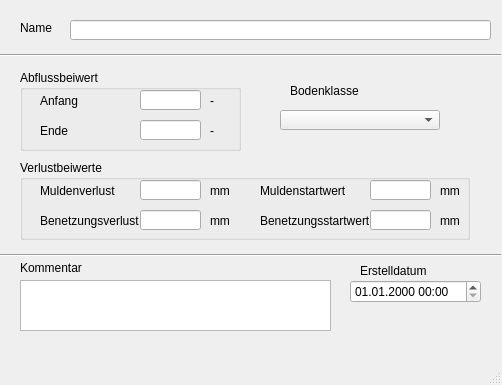
hoettges/QKan, file qkan/forms/qkan_abflussparameter.ui: the form before one commit.
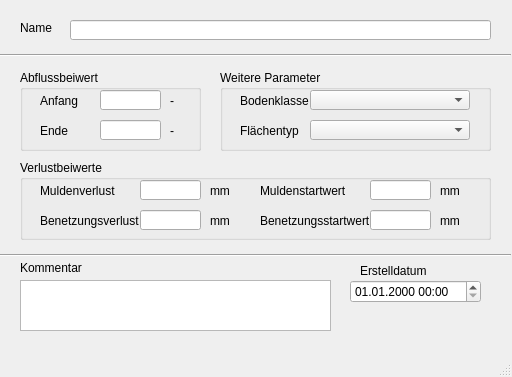
The form after the commit. Custom widgets are drawn as their Qt base class.

What changed in the file:
```diff
--- a/qkan/forms/qkan_abflussparameter.ui
+++ b/qkan/forms/qkan_abflussparameter.ui
@@ -6,8 +6,8 @@
    <rect>
     <x>0</x>
     <y>0</y>
-    <width>502</width>
-    <height>385</height>
+    <width>512</width>
+    <height>377</height>
    </rect>
   </property>
   <property name="font">
@@ -50,7 +50,7 @@
      <rect>
       <x>0</x>
       <y>40</y>
-      <width>501</width>
+      <width>511</width>
       <height>31</height>
      </rect>
     </property>
@@ -107,44 +107,12 @@
      <string>dd.MM.yyyy HH:mm</string>
     </property>
    </widget>
-   <widget class="QComboBox" name="bodenklasse">
-    <property name="geometry">
-     <rect>
-      <x>280</x>
-      <y>110</y>
-      <width>160</width>
-      <height>20</height>
-     </rect>
-    </property>
-    <property name="toolTip">
-     <string>Bodenklasse. Muss bei befestigten Flächen leer sein.</string>
-    </property>
-    <property name="statusTip">
-     <string>Bodenklasse. Muss bei befestigten Flächen leer sein.</string>
-    </property>
-    <property name="accessibleName">
-     <string>bodenklasse</string>
-    </property>
-   </widget>
-   <widget class="QLabel" name="label_18">
-    <property name="geometry">
-     <rect>
-      <x>290</x>
-      <y>80</y>
-      <width>71</width>
-      <height>21</height>
-     </rect>
-    </property>
-    <property name="text">
-     <string>Bodenklasse</string>
-    </property>
-   </widget>
    <widget class="QGroupBox" name="groupBox">
     <property name="geometry">
      <rect>
       <x>20</x>
       <y>70</y>
-      <width>221</width>
+      <width>181</width>
       <height>81</height>
      </rect>
     </property>
@@ -192,7 +160,7 @@
     <widget class="QLineEdit" name="anfangsabflussbeiwert">
      <property name="geometry">
       <rect>
-       <x>120</x>
+       <x>80</x>
        <y>20</y>
        <width>61</width>
        <height>20</height>
@@ -208,7 +176,7 @@
     <widget class="QLineEdit" name="endabflussbeiwert">
      <property name="geometry">
       <rect>
-       <x>120</x>
+       <x>80</x>
        <y>50</y>
        <width>61</width>
        <height>20</height>
@@ -227,7 +195,7 @@
     <widget class="QLabel" name="label_15">
      <property name="geometry">
       <rect>
-       <x>190</x>
+       <x>150</x>
        <y>50</y>
        <width>21</width>
        <height>21</height>
@@ -240,7 +208,7 @@
     <widget class="QLabel" name="label_16">
      <property name="geometry">
       <rect>
-       <x>190</x>
+       <x>150</x>
        <y>20</y>
        <width>21</width>
        <height>21</height>
@@ -256,7 +224,7 @@
      <rect>
       <x>20</x>
       <y>160</y>
-      <width>450</width>
+      <width>471</width>
       <height>80</height>
      </rect>
     </property>
@@ -413,7 +381,7 @@
      <rect>
       <x>0</x>
       <y>240</y>
-      <width>501</width>
+      <width>511</width>
       <height>31</height>
      </rect>
     </property>
@@ -421,6 +389,83 @@
      <enum>Qt::Horizontal</enum>
     </property>
    </widget>
+   <widget class="QGroupBox" name="groupBox_3">
+    <property name="geometry">
+     <rect>
+      <x>220</x>
+      <y>70</y>
+      <width>271</width>
+      <height>81</height>
+     </rect>
+    </property>
+    <property name="title">
+     <string>Weitere Parameter</string>
+    </property>
+    <widget class="QComboBox" name="flaechentyp">
+     <property name="geometry">
+      <rect>
+       <x>90</x>
+       <y>50</y>
+       <width>160</width>
+       <height>20</height>
+      </rect>
+     </property>
+     <property name="toolTip">
+      <string>Bodenklasse. Muss bei befestigten Flächen leer sein.</string>
+     </property>
+     <property name="statusTip">
+      <string>Bodenklasse. Muss bei befestigten Flächen leer sein.</string>
+     </property>
+     <property name="accessibleName">
+      <string>bodenklasse</string>
+     </property>
+    </widget>
+    <widget class="QComboBox" name="bodenklasse">
+     <property name="geometry">
+      <rect>
+       <x>90</x>
+       <y>20</y>
+       <width>160</width>
+       <height>20</height>
+      </rect>
+     </property>
+     <property name="toolTip">
+      <string>Bodenklasse. Muss bei befestigten Flächen leer sein.</string>
+     </property>
+     <property name="statusTip">
+      <string>Bodenklasse. Muss bei befestigten Flächen leer sein.</string>
+     </property>
+     <property name="accessibleName">
+      <string>bodenklasse</string>
+     </property>
+    </widget>
+    <widget class="QLabel" name="label_19">
+     <property name="geometry">
+      <rect>
+       <x>20</x>
+       <y>50</y>
+       <width>71</width>
+       <height>21</height>
+      </rect>
+     </property>
+     <property name="text">
+      <string>Flächentyp</string>
+     </property>
+    </widget>
+    <widget class="QLabel" name="label_18">
+     <property name="geometry">
+      <rect>
+       <x>20</x>
+       <y>20</y>
+       <width>71</width>
+       <height>21</height>
+      </rect>
+     </property>
+     <property name="text">
+      <string>Bodenklasse</string>
+     </property>
+    </widget>
+   </widget>
   </widget>
   <widget class="QMenuBar" name="menubar">
    <property name="geometry">
```
Left out of the diff: 4 changed lines with no effect on the pictures.
